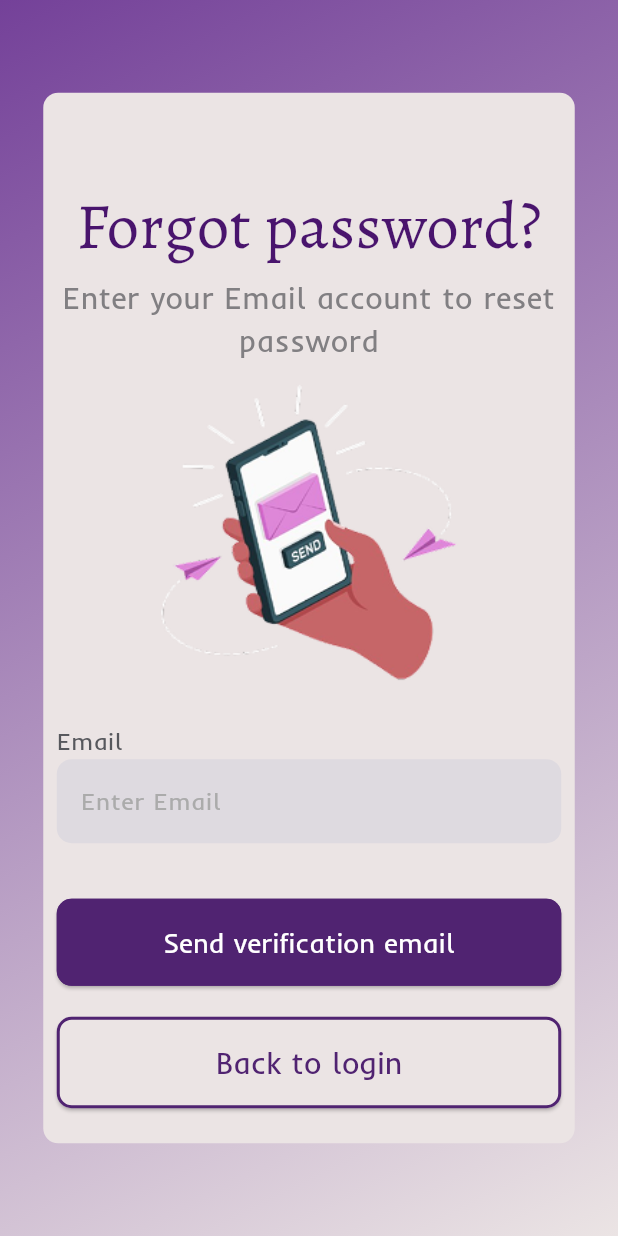
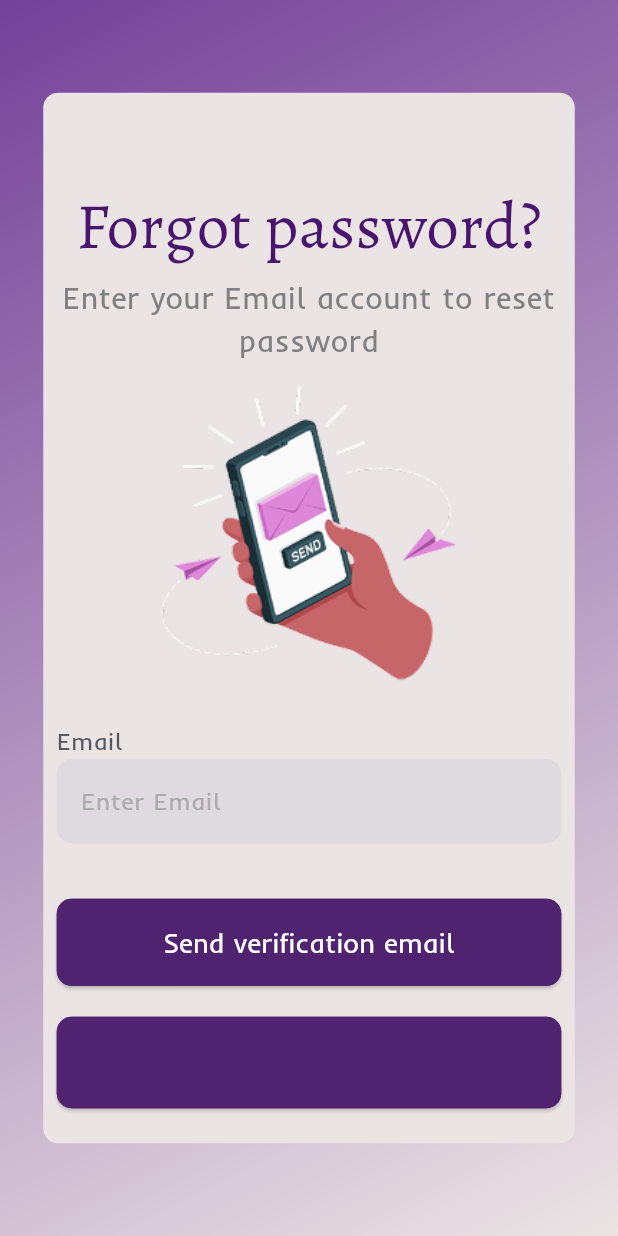
Before and after one commit to NourEkramy/Lupira-App, a Flutter app: the screen it shows after launch, on a phone screen of 412 x 824 dp. Run offline on Flutter 3.47's test engine with Material 3 defaults, Android fonts, the phone set to English and light mode, and no system bars.

Commit message:
edited the forgot password the the new modules

```diff
--- a/lib/Password/forgot_password.dart
+++ b/lib/Password/forgot_password.dart
@@ -64,7 +64,7 @@ class ForgotPassword extends StatelessWidget {
                           onPressed: () {
                           },
                           style: ElevatedButton.styleFrom(
-                            backgroundColor: Color(0xFFEBE4E4),
+                            backgroundColor: Color(0xFF502371),
                             foregroundColor: Colors.white,
                             padding: EdgeInsets.symmetric(vertical: 16, horizontal: 32),
                             shape: RoundedRectangleBorder(
```
